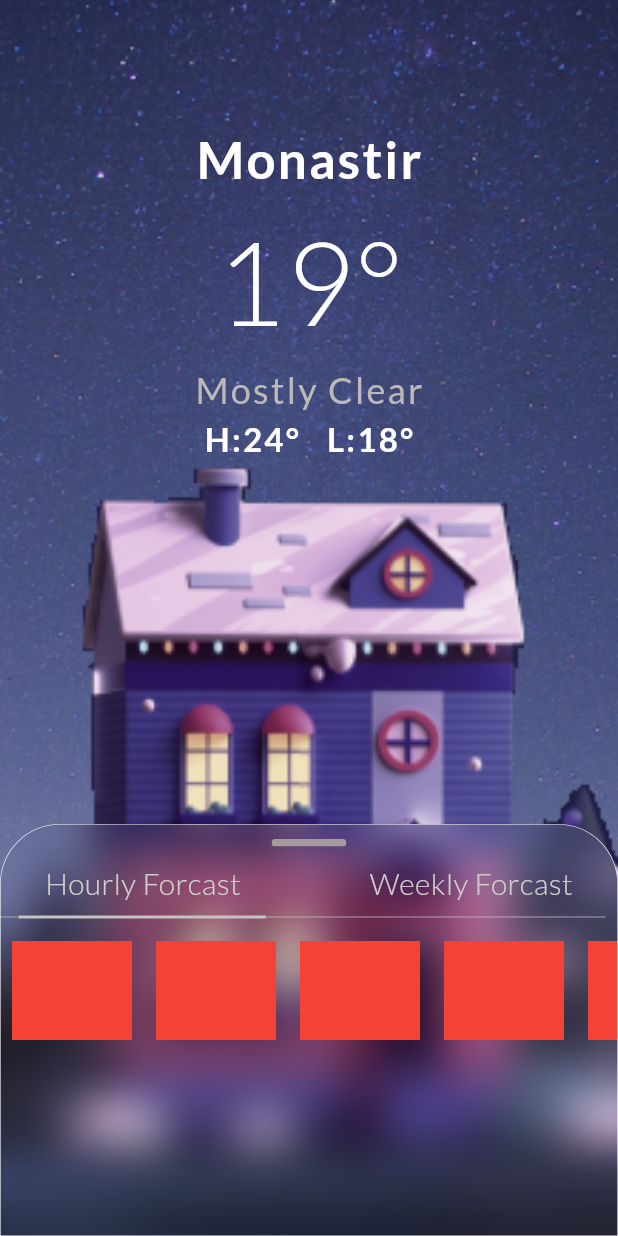
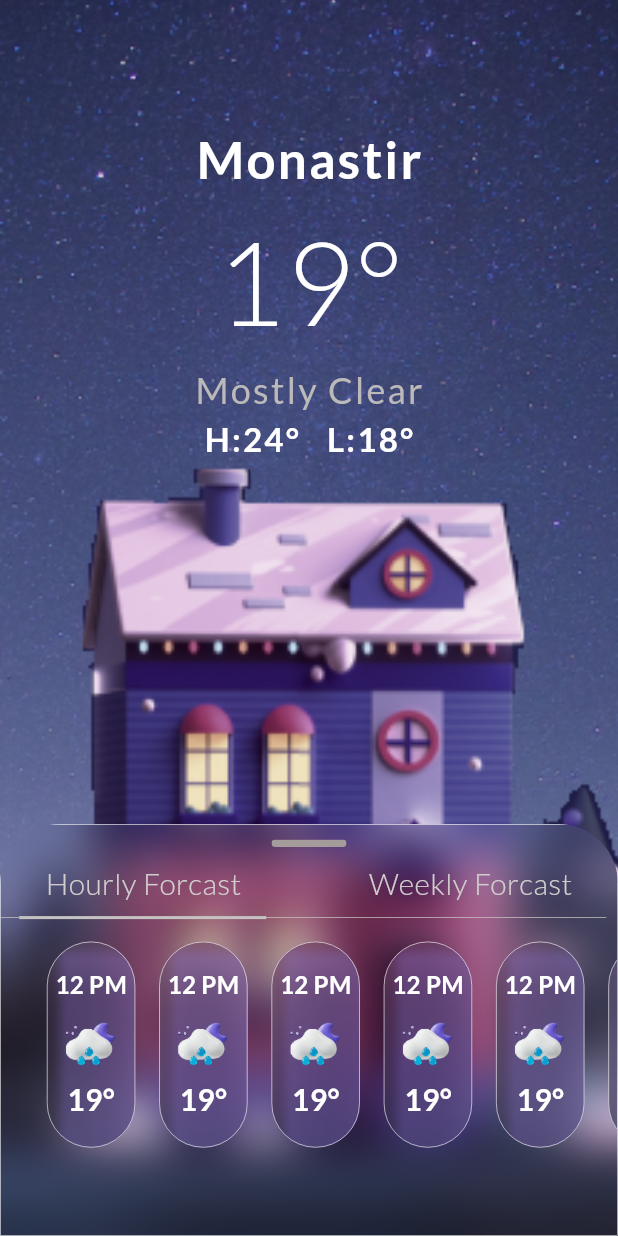
Before and after one commit to TarekLabidi/weather_app, a Flutter app: the screen it shows after launch, on a phone screen of 412 x 824 dp. Run offline on Flutter 3.47's test engine with Material 3 defaults, Android fonts, the phone set to English and light mode, and no system bars; our stand-ins replace google_fonts.

Commit message:
some progress

```diff
--- a/lib/Views/components/bottom_informations_sheet.dart
+++ b/lib/Views/components/bottom_informations_sheet.dart
@@ -9,38 +9,24 @@ class BottomInformationsSheet extends StatelessWidget {
   Widget build(BuildContext context) {
     final height = MediaQuery.of(context).size.height;
     final width = MediaQuery.of(context).size.width;
-    //Creating a blured Container with a white border
-    return Stack(
-      children: [
-        //Container blured
-        ClipRRect(
-          borderRadius: const BorderRadius.only(
-              topLeft: Radius.circular(40), topRight: Radius.circular(40)),
-          child: BackdropFilter(
-            filter: ImageFilter.blur(sigmaX: 15, sigmaY: 15),
-            child: Container(
-              width: width,
-              height: height / 3,
-              color: Colors.transparent,
-              child: const Center(
-                child: WeatherInformations(),
-              ),
-            ),
-          ),
-        ),
-        // Container with border
-        Container(
+    // Creating a blurred Container with a white border
+    return ClipRRect(
+      borderRadius: const BorderRadius.only(
+        topLeft: Radius.circular(40),
+        topRight: Radius.circular(40),
+      ),
+      child: BackdropFilter(
+        filter: ImageFilter.blur(sigmaX: 15, sigmaY: 15),
+        child: Container(
           width: width,
           height: height / 3,
           decoration: BoxDecoration(
             border: Border.all(color: Colors.white, width: 0.4),
-            borderRadius: const BorderRadius.only(
-              topLeft: Radius.circular(40),
-              topRight: Radius.circular(40),
-            ),
+            color: Colors.transparent,
           ),
+          child: const WeatherInformations(),
         ),
-      ],
+      ),
     );
   }
 }
--- /dev/null
+++ b/lib/Views/components/local_weather_card.dart
@@ -0,0 +1,109 @@
+import 'dart:ui';
+
+import 'package:flutter/material.dart';
+import 'package:google_fonts/google_fonts.dart';
+
+class LocalWeatherCard extends StatelessWidget {
+  final int index;
+  const LocalWeatherCard({Key? key, required this.index}) : super(key: key);
+
+  @override
+  Widget build(BuildContext context) {
+    final height = MediaQuery.of(context).size.height;
+    final width = MediaQuery.of(context).size.width;
+    //Creating a blurred Container with a white border
+    return (index != 0)
+        ? Stack(
+            children: [
+              // Container blurred
+              Padding(
+                padding: const EdgeInsets.all(8.0),
+                child: ClipRRect(
+                  borderRadius: const BorderRadius.all(
+                    Radius.circular(40),
+                  ),
+                  child: BackdropFilter(
+                    filter: ImageFilter.blur(sigmaX: 30, sigmaY: 30),
+                    child: Material(
+                      color: Colors.transparent,
+                      // Wrap with Material widget
+                      elevation: 8, // Set elevation
+                      borderRadius: const BorderRadius.all(
+                        Radius.circular(40),
+                      ),
+                      child: Container(
+                        width: width / 7,
+                        height: height / 6,
+                        decoration: BoxDecoration(
+                          color: Colors.transparent,
+                          boxShadow: [
+                            BoxShadow(
+                              color: const Color.fromARGB(255, 151, 128, 233)
+                                  .withOpacity(0.3),
+                              spreadRadius: 2,
+                              blurRadius: 5,
+                              offset: const Offset(10, 8),
+                            ),
+                          ],
+                        ),
+                        child: Column(
+                          crossAxisAlignment: CrossAxisAlignment.center,
+                          children: [
+                            SizedBox(
+                              height: height / 48,
+                            ),
+                            Text(
+                              "12 PM",
+                              style: GoogleFonts.lato(
+                                  fontSize: 16,
+                                  fontWeight: FontWeight.bold,
+                                  color: Colors.white),
+                            ),
+                            SizedBox(
+                              height: height / 84,
+                            ),
+                            Image.asset(
+                              'assets/images/rainycloud.png',
+                              width: 60,
+                              height: 40,
+                            ),
+                            const Spacer(),
+                            Text(
+                              "19°",
+                              style: GoogleFonts.lato(
+                                  fontSize: 20,
+                                  fontWeight: FontWeight.bold,
+                                  color: Colors.white),
+                            ),
+                            SizedBox(
+                              height: height / 48,
+                            ),
+                          ],
+                        ),
+                      ),
+                    ),
+                  ),
+                ),
+              ),
+              // Container with border
+              Padding(
+                padding: const EdgeInsets.all(8.0),
+                child: Container(
+                  width: width / 7,
+                  height: height / 6,
+                  decoration: BoxDecoration(
+                    color: Colors.transparent,
+                    border: Border.all(color: Colors.white, width: 0.4),
+                    borderRadius: const BorderRadius.all(
+                      Radius.circular(40),
+                    ),
+                  ),
+                ),
+              ),
+            ],
+          )
+        : SizedBox(
+            width: width / 18,
+          );
+  }
+}
--- a/lib/Views/components/weather_informations.dart
+++ b/lib/Views/components/weather_informations.dart
@@ -1,5 +1,6 @@
 import 'package:flutter/material.dart';
 import 'package:google_fonts/google_fonts.dart';
+import 'local_weather_card.dart';
 
 class WeatherInformations extends StatelessWidget {
   const WeatherInformations({super.key});
@@ -33,7 +34,7 @@ class WeatherInformations extends StatelessWidget {
               style: GoogleFonts.lato(
                 fontWeight: FontWeight.w300,
                 fontSize: 20,
-                color: Color.fromARGB(255, 209, 205, 205),
+                color: const Color.fromARGB(255, 209, 205, 205),
               ),
             ),
             const Spacer(),
@@ -42,7 +43,7 @@ class WeatherInformations extends StatelessWidget {
               style: GoogleFonts.lato(
                 fontWeight: FontWeight.w300,
                 fontSize: 20,
-                color: Color.fromARGB(255, 209, 205, 205),
+                color: const Color.fromARGB(255, 209, 205, 205),
               ),
             ),
             const SizedBox(
@@ -76,20 +77,12 @@ class WeatherInformations extends StatelessWidget {
           ],
         ),
         SizedBox(
-          height: 82,
+          height: 180,
           child: ListView.builder(
-              shrinkWrap: true,
               scrollDirection: Axis.horizontal,
-              itemCount: 8,
+              itemCount: 11,
               itemBuilder: (context, index) {
-                return Padding(
-                  padding: const EdgeInsets.all(8.0),
-                  child: Container(
-                    color: Colors.red,
-                    height: 82,
-                    width: 80,
-                  ),
-                );
+                return LocalWeatherCard(index: index);
               }),
         ),
         const Spacer(),
```
Also changed, not shown: assets/images/rainycloud.png (added).
